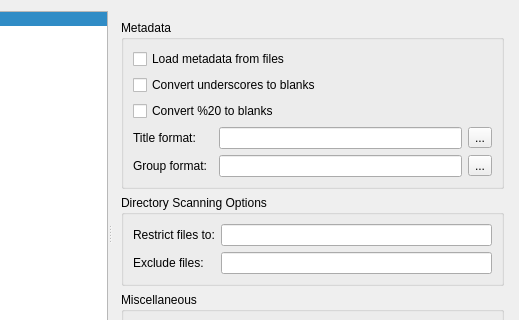
Above: src/qmmpui/forms/configdialog.ui from ksv1986/qmmp-staging before the change; both pictures show x 121 to 640 and y 0 to 320 of the 640 by 489 pixel window. Below: the same form after it.
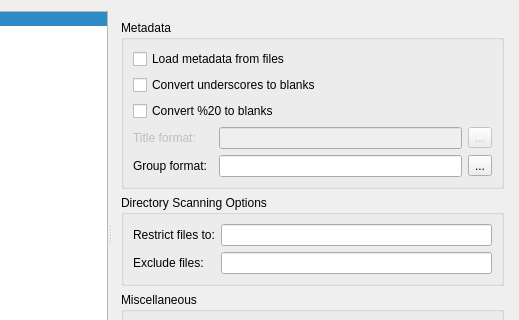
That is the form after the change. Icons and pictures are not drawn.

```diff
--- a/src/qmmpui/forms/configdialog.ui
+++ b/src/qmmpui/forms/configdialog.ui
@@ -138,6 +138,9 @@
            </item>
            <item row="3" column="0">
             <widget class="QLabel" name="label_4">
+             <property name="enabled">
+              <bool>false</bool>
+             </property>
              <property name="text">
               <string>Title format:</string>
              </property>
@@ -165,10 +168,17 @@
             </widget>
            </item>
            <item row="3" column="2">
-            <widget class="QLineEdit" name="formatLineEdit"/>
+            <widget class="QLineEdit" name="formatLineEdit">
+             <property name="enabled">
+              <bool>false</bool>
+             </property>
+            </widget>
            </item>
            <item row="3" column="3">
             <widget class="QToolButton" name="titleButton">
+             <property name="enabled">
+              <bool>false</bool>
+             </property>
              <property name="text">
               <string>...</string>
              </property>
```
